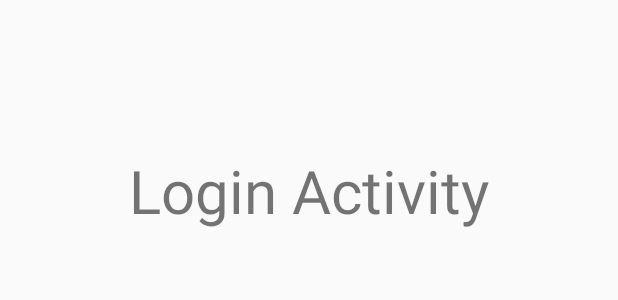
After one commit to amolbodhare/shianikha, an Android app: the layout activity_login.xml on its own in the app's theme, with its tools: preview values and no code run, on a phone screen of 412 x 824 dp. The commit adds this screen. Shown: the top 300 px of the screen. Run offline under Robolectric (Android 15) with nearby library versions, the phone set to English and light mode, and no system bars.

```diff
--- a/app/src/main/AndroidManifest.xml
+++ b/app/src/main/AndroidManifest.xml
@@ -9,7 +9,8 @@
         android:roundIcon="@mipmap/ic_launcher_round"
         android:supportsRtl="true"
         android:theme="@style/AppTheme">
-        <activity android:name=".MainActivity">
+        <activity android:name=".activities.LoginActivity"></activity>
+        <activity android:name=".SplashActivity">
             <intent-filter>
                 <action android:name="android.intent.action.MAIN" />
 
--- /dev/null
+++ b/app/src/main/res/layout/activity_login.xml
@@ -0,0 +1,17 @@
+<?xml version="1.0" encoding="utf-8"?>
+<LinearLayout xmlns:android="http://schemas.android.com/apk/res/android"
+    xmlns:app="http://schemas.android.com/apk/res-auto"
+    xmlns:tools="http://schemas.android.com/tools"
+    android:layout_width="match_parent"
+    android:layout_height="match_parent"
+    android:orientation="vertical"
+    tools:context=".activities.LoginActivity">
+
+    <TextView
+        android:text="Login Activity"
+        android:layout_marginTop="100dp"
+        android:layout_gravity="center_horizontal"
+        android:textSize="40dp"
+        android:layout_width="wrap_content"
+        android:layout_height="wrap_content" />
+</LinearLayout>
--- a/app/src/main/res/values/colors.xml
+++ b/app/src/main/res/values/colors.xml
@@ -3,4 +3,8 @@
     <color name="colorPrimary">#008577</color>
     <color name="colorPrimaryDark">#00574B</color>
     <color name="colorAccent">#D81B60</color>
+
+    <color name="white">#FFFFFF</color>
+    <color name="green">#0C3F1F</color>
+    <color name="transWhite">#99ffffff</color>
 </resources>
--- a/app/src/main/res/values/styles.xml
+++ b/app/src/main/res/values/styles.xml
@@ -1,7 +1,14 @@
 <resources>
 
     <!-- Base application theme. -->
-    <style name="AppTheme" parent="Theme.AppCompat.Light.DarkActionBar">
+<!--    <style name="AppTheme" parent="Theme.AppCompat.Light.DarkActionBar">
+        &lt;!&ndash; Customize your theme here. &ndash;&gt;
+        <item name="colorPrimary">@color/colorPrimary</item>
+        <item name="colorPrimaryDark">@color/colorPrimaryDark</item>
+        <item name="colorAccent">@color/colorAccent</item>
+    </style>-->
+
+    <style name="AppTheme" parent="Theme.AppCompat.Light.NoActionBar">
         <!-- Customize your theme here. -->
         <item name="colorPrimary">@color/colorPrimary</item>
         <item name="colorPrimaryDark">@color/colorPrimaryDark</item>
```
Also changed, not shown: app/src/main/java/com/example/shianikha/SplashActivity.java (added, +33 -0 lines), app/src/main/java/com/example/shianikha/activities/LoginActivity.java (renamed from app/src/main/java/com/example/shianikha/MainActivity.java, +5 -3 lines), app/src/main/res/layout/activity_main.xml (deleted, +0 -18 lines), app/src/main/res/layout/activity_splash.xml (added, +32 -0 lines), app/src/main/res/drawable-v24/app_title_img.png (added), app/src/main/res/font/montserrat_bold_italic.ttf (added), 1 other file.
